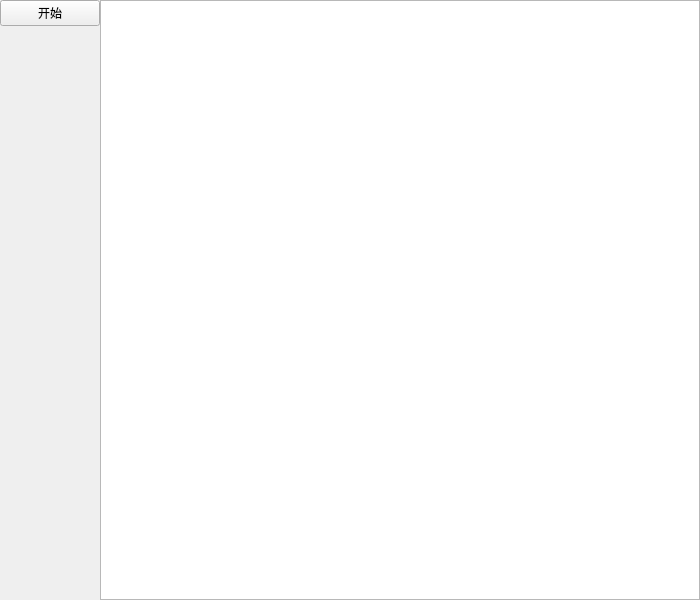
The window that src/backgammon.ui (jovetickop/Backgammon) describes before a commit, drawn with Qt 5.
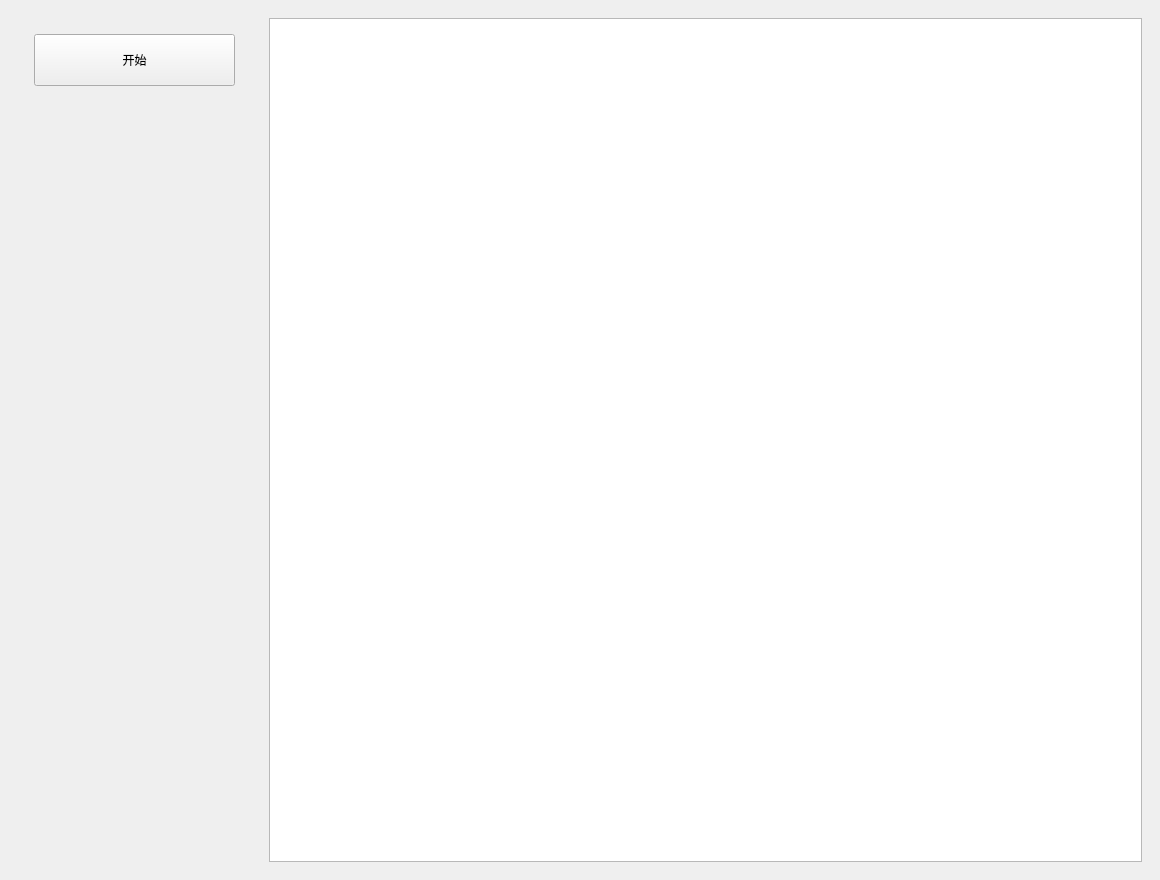
The same window after the commit.

Commit message: Refactor project layout and remove legacy build artifacts

What changed in the file:
```diff
--- a/src/backgammon.ui
+++ b/src/backgammon.ui
@@ -6,47 +6,47 @@
    <rect>
     <x>0</x>
     <y>0</y>
-    <width>700</width>
-    <height>600</height>
+    <width>1160</width>
+    <height>880</height>
    </rect>
   </property>
   <property name="windowTitle">
    <string>Backgammon</string>
   </property>
   <widget class="QWidget" name="centralWidget">
-   <layout class="QGridLayout" name="gridLayout" columnstretch="100,600">
+   <layout class="QGridLayout" name="gridLayout" columnstretch="240,900">
     <property name="leftMargin">
-     <number>0</number>
+     <number>18</number>
     </property>
     <property name="topMargin">
-     <number>0</number>
+     <number>18</number>
     </property>
     <property name="rightMargin">
-     <number>0</number>
+     <number>18</number>
     </property>
     <property name="bottomMargin">
-     <number>0</number>
+     <number>18</number>
     </property>
     <property name="spacing">
-     <number>0</number>
+     <number>18</number>
     </property>
     <item row="0" column="0">
      <widget class="QWidget" name="left_widget" native="true">
       <layout class="QGridLayout" name="gridLayout_3">
        <property name="leftMargin">
-        <number>0</number>
+        <number>16</number>
        </property>
        <property name="topMargin">
-        <number>0</number>
+        <number>16</number>
        </property>
        <property name="rightMargin">
-        <number>0</number>
+        <number>16</number>
        </property>
        <property name="bottomMargin">
-        <number>0</number>
+        <number>16</number>
        </property>
        <property name="spacing">
-        <number>0</number>
+        <number>14</number>
        </property>
        <item row="0" column="0">
         <widget class="QPushButton" name="startButton">
@@ -56,6 +56,12 @@
          <property name="checkable">
           <bool>true</bool>
          </property>
+         <property name="minimumSize">
+          <size>
+           <width>0</width>
+           <height>52</height>
+          </size>
+         </property>
         </widget>
        </item>
        <item row="1" column="0">
```
The commit also changes 60749 other files.
